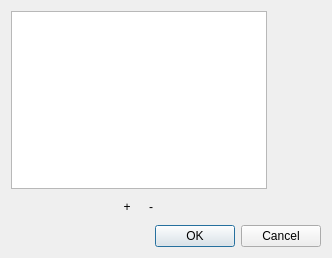
Above: source/dialogs/viewfilterdialog.ui from powertab/powertabeditor before the change. Below: the same form after it.
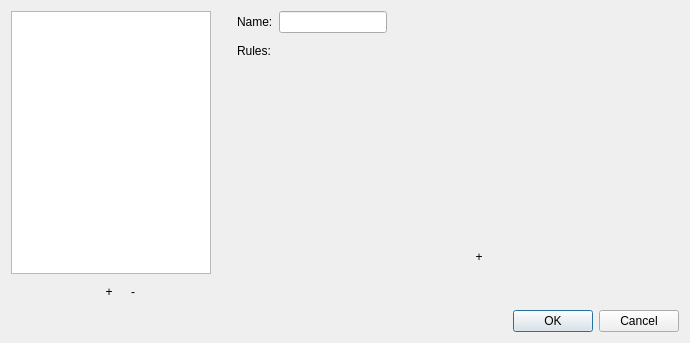
That is the form after the change.

Commit message: Support editing the rules in a view filter.

```diff
--- a/source/dialogs/viewfilterdialog.ui
+++ b/source/dialogs/viewfilterdialog.ui
@@ -9,38 +9,51 @@
    <rect>
     <x>0</x>
     <y>0</y>
-    <width>332</width>
-    <height>258</height>
+    <width>690</width>
+    <height>343</height>
    </rect>
   </property>
   <property name="windowTitle">
    <string>View Filters</string>
   </property>
-  <layout class="QVBoxLayout" name="verticalLayout">
+  <layout class="QVBoxLayout">
    <item>
     <layout class="QHBoxLayout" name="horizontalLayout">
      <item>
       <layout class="QVBoxLayout" name="verticalLayout_2">
        <item>
-        <widget class="QListWidget" name="filterList"/>
+        <widget class="QListWidget" name="filterList">
+         <property name="sizePolicy">
+          <sizepolicy hsizetype="Fixed" vsizetype="Expanding">
+           <horstretch>0</horstretch>
+           <verstretch>0</verstretch>
+          </sizepolicy>
+         </property>
+         <property name="maximumSize">
+          <size>
+           <width>200</width>
+           <height>16777215</height>
+          </size>
+         </property>
+        </widget>
        </item>
        <item>
         <layout class="QHBoxLayout" name="horizontalLayout_2">
          <property name="spacing">
           <number>0</number>
          </property>
-         <property name="sizeConstraint">
-          <enum>QLayout::SetDefaultConstraint</enum>
-         </property>
          <item>
           <spacer name="horizontalSpacer_2">
            <property name="orientation">
             <enum>Qt::Horizontal</enum>
            </property>
+           <property name="sizeType">
+            <enum>QSizePolicy::Expanding</enum>
+           </property>
            <property name="sizeHint" stdset="0">
             <size>
-             <width>40</width>
-             <height>20</height>
+             <width>20</width>
+             <height>0</height>
             </size>
            </property>
           </spacer>
@@ -96,14 +109,17 @@
           </widget>
          </item>
          <item>
-          <spacer name="horizontalSpacer_3">
+          <spacer name="horizontalSpacer">
            <property name="orientation">
             <enum>Qt::Horizontal</enum>
            </property>
+           <property name="sizeType">
+            <enum>QSizePolicy::Expanding</enum>
+           </property>
            <property name="sizeHint" stdset="0">
             <size>
-             <width>40</width>
-             <height>20</height>
+             <width>20</width>
+             <height>0</height>
             </size>
            </property>
           </spacer>
@@ -113,17 +129,162 @@
       </layout>
      </item>
      <item>
-      <spacer name="horizontalSpacer">
-       <property name="orientation">
-        <enum>Qt::Horizontal</enum>
+      <layout class="QFormLayout" name="filterWidgetsLayout">
+       <property name="fieldGrowthPolicy">
+        <enum>QFormLayout::FieldsStayAtSizeHint</enum>
        </property>
-       <property name="sizeHint" stdset="0">
-        <size>
-         <width>40</width>
-         <height>20</height>
-        </size>
-       </property>
-      </spacer>
+       <item row="0" column="0">
+        <widget class="QLabel" name="nameLabel">
+         <property name="text">
+          <string>Name:</string>
+         </property>
+        </widget>
+       </item>
+       <item row="0" column="1">
+        <widget class="QLineEdit" name="nameLineEdit"/>
+       </item>
+       <item row="1" column="0">
+        <widget class="QLabel" name="rulesLabel">
+         <property name="text">
+          <string>Rules:</string>
+         </property>
+        </widget>
+       </item>
+       <item row="1" column="1">
+        <layout class="QVBoxLayout" name="verticalLayout_3">
+         <item>
+          <widget class="QFrame" name="frame">
+           <property name="sizePolicy">
+            <sizepolicy hsizetype="Fixed" vsizetype="Fixed">
+             <horstretch>0</horstretch>
+             <verstretch>0</verstretch>
+            </sizepolicy>
+           </property>
+           <property name="minimumSize">
+            <size>
+             <width>400</width>
+             <height>200</height>
+            </size>
+           </property>
+           <property name="maximumSize">
+            <size>
+             <width>400</width>
+             <height>200</height>
+            </size>
+           </property>
+           <property name="frameShape">
+            <enum>QFrame::NoFrame</enum>
+           </property>
+           <property name="frameShadow">
+            <enum>QFrame::Raised</enum>
+           </property>
+           <layout class="QVBoxLayout" name="verticalLayout">
+            <property name="spacing">
+             <number>0</number>
+            </property>
+            <property name="leftMargin">
+             <number>0</number>
+            </property>
+            <property name="topMargin">
+             <number>0</number>
+            </property>
+            <property name="rightMargin">
+             <number>0</number>
+            </property>
+            <property name="bottomMargin">
+             <number>0</number>
+            </property>
+            <item>
+             <widget class="QScrollArea" name="scrollArea">
+              <property name="sizePolicy">
+               <sizepolicy hsizetype="Preferred" vsizetype="MinimumExpanding">
+                <horstretch>0</horstretch>
+                <verstretch>0</verstretch>
+               </sizepolicy>
+              </property>
+              <property name="frameShape">
+               <enum>QFrame::NoFrame</enum>
+              </property>
+              <widget class="QWidget" name="scrollAreaWidgetContents">
+               <property name="geometry">
+                <rect>
+                 <x>0</x>
+                 <y>0</y>
+                 <width>396</width>
+                 <height>76</height>
+                </rect>
+               </property>
+               <property name="sizePolicy">
+                <sizepolicy hsizetype="Preferred" vsizetype="Minimum">
+                 <horstretch>0</horstretch>
+                 <verstretch>0</verstretch>
+                </sizepolicy>
+               </property>
+               <layout class="QVBoxLayout" name="verticalLayout_5">
+                <property name="sizeConstraint">
+                 <enum>QLayout::SetFixedSize</enum>
+                </property>
+                <property name="leftMargin">
+                 <number>0</number>
+                </property>
+                <property name="topMargin">
+                 <number>0</number>
+                </property>
+                <property name="rightMargin">
+                 <number>0</number>
+                </property>
+                <property name="bottomMargin">
+                 <number>0</number>
+                </property>
+                <item>
+                 <layout class="QVBoxLayout" name="filterRuleLayout">
+                  <property name="spacing">
+                   <number>0</number>
+                  </property>
+                  <property name="sizeConstraint">
+                   <enum>QLayout::SetFixedSize</enum>
+                  </property>
+                 </layout>
+                </item>
+               </layout>
+              </widget>
+             </widget>
+            </item>
+           </layout>
+          </widget>
+         </item>
+         <item>
+          <layout class="QHBoxLayout" name="horizontalLayout_3">
+           <item>
+            <widget class="QToolButton" name="addRuleButton">
+             <property name="minimumSize">
+              <size>
+               <width>24</width>
+               <height>24</height>
+              </size>
+             </property>
+             <property name="maximumSize">
+              <size>
+               <width>24</width>
+               <height>24</height>
+              </size>
+             </property>
+             <property name="toolTip">
+              <string>Add Rule</string>
+             </property>
+             <property name="text">
+              <string>+</string>
+             </property>
+             <property name="autoRaise">
+              <bool>true</bool>
+             </property>
+            </widget>
+           </item>
+          </layout>
+         </item>
+        </layout>
+       </item>
+      </layout>
      </item>
     </layout>
    </item>
```
The commit also changes 10 other files.
